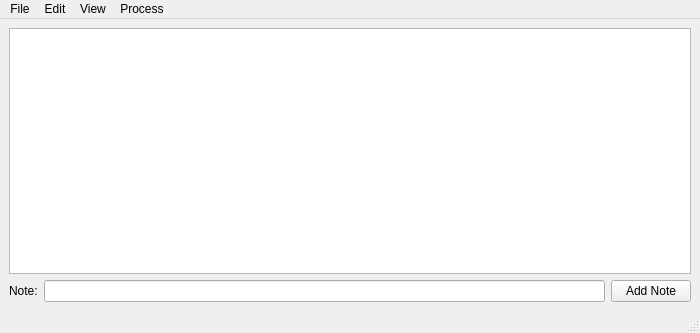
The window that soarlog_qt4.ui (tribeiro/soarlog) describes before a commit, drawn with Qt 5.
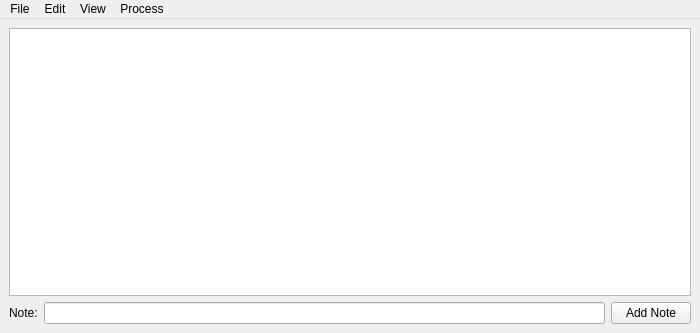
The same window after the commit. Custom widgets are drawn as their Qt base class.

Commit message:
Minor changer to main and data transfer ui for better user experience. Included the ui interface for the calibration helper.
- Main ui:

  Excluded an extra blank space at the bottom of the window.

- Data Transfer:

  Set up larger load times for data check.

The edit to the form file:
```diff
--- a/soarlog_qt4.ui
+++ b/soarlog_qt4.ui
@@ -108,7 +108,6 @@
    <addaction name="menuView"/>
    <addaction name="menuProcess"/>
   </widget>
-  <widget class="QStatusBar" name="statusbar"/>
   <action name="actionGot_to_last_frame">
    <property name="checkable">
     <bool>true</bool>
```
Left out of the diff: 2 changed lines with no effect on the pictures. The commit also changes 2 other files.
